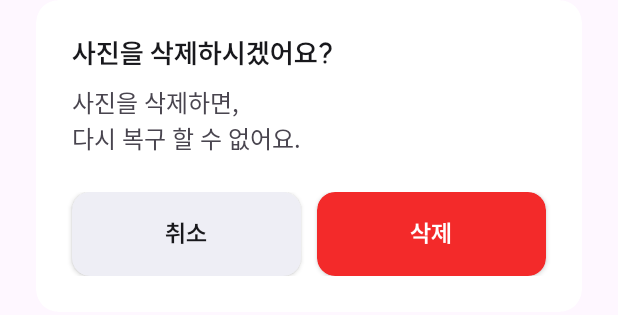
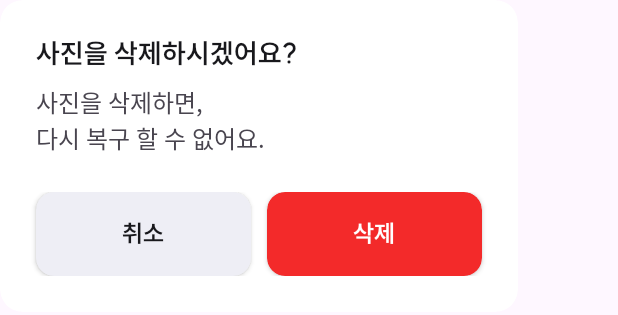
Before and after one commit to JangWoojun/Cartoon_Four_Cut, an Android app: the layout dialog_layout.xml on its own in the app's theme, with its tools: preview values and no code run, on a phone screen of 412 x 824 dp. Shown: the top 315 px of the screen. Run offline under Robolectric (Android 15) with nearby library versions, the phone set to English and light mode, and no system bars.

Commit message:
design: dialog_layout 구현 방식 수정

```diff
--- a/app/src/main/res/layout/dialog_layout.xml
+++ b/app/src/main/res/layout/dialog_layout.xml
@@ -5,8 +5,7 @@
     app:cardBackgroundColor="@color/white"
     app:cardCornerRadius="15dp"
     app:cardElevation="0dp"
-    android:layout_marginHorizontal="24dp"
-    android:layout_width="match_parent"
+    android:layout_width="345dp"
     android:layout_height="wrap_content">
 
     <androidx.constraintlayout.widget.ConstraintLayout
```
